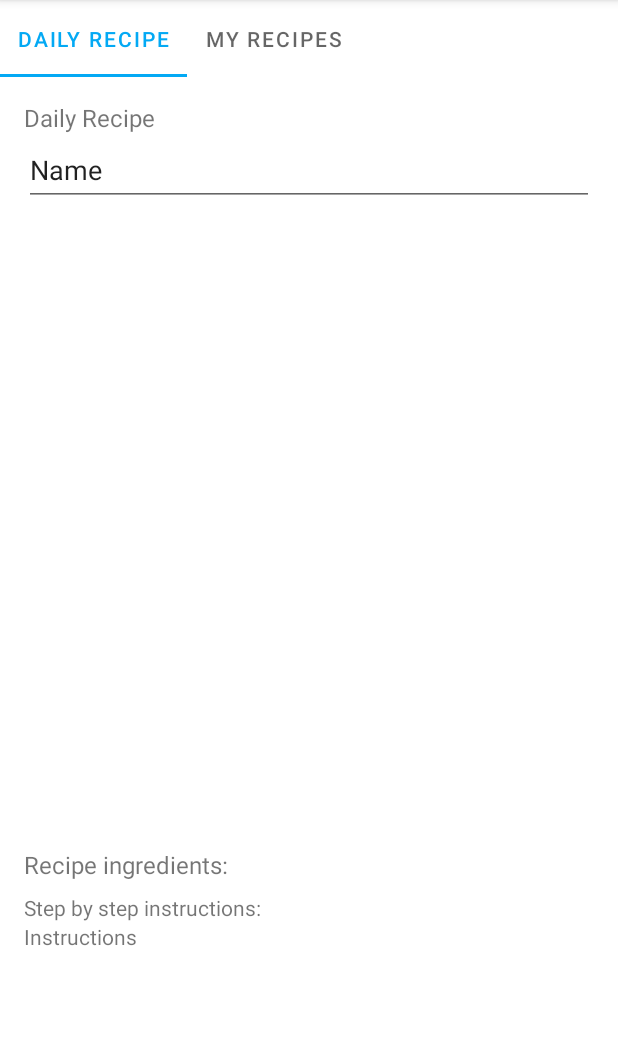
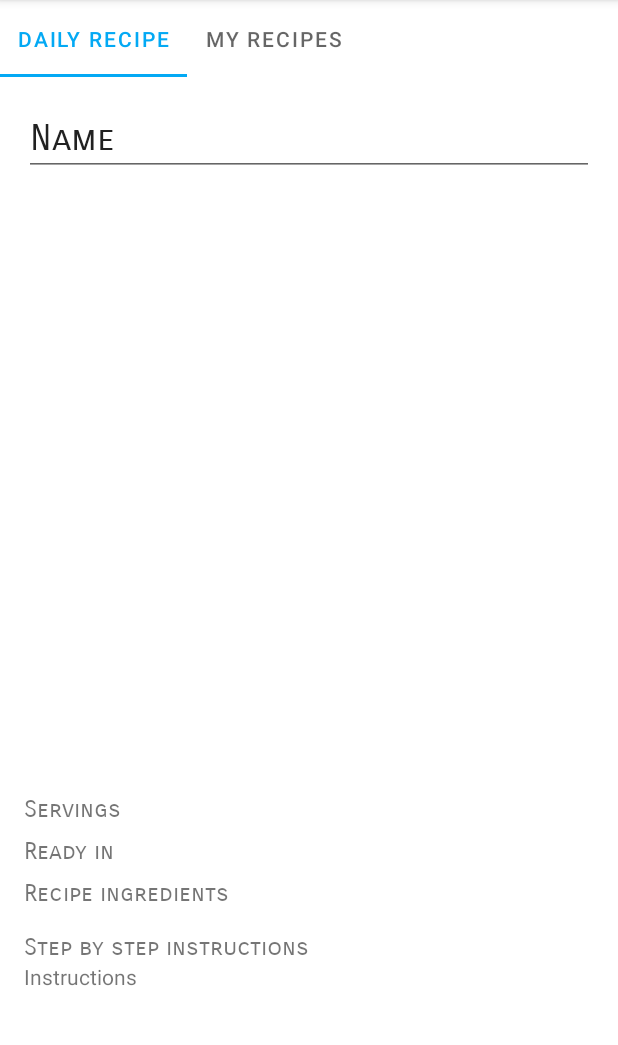
Before and after one commit to HolaSombreros/ANDProject, an Android app: the DailyRecipeFragment screen opened directly, with no data from a screen before it, on a phone screen of 412 x 824 dp, the part 84-1129 px from its top. Run offline under Robolectric (Android 15) with nearby library versions, the phone set to English and light mode, and no system bars; our stand-ins replace Firebase (no records; nobody signed in at launch, a user with empty details on screens opened directly), navigation-ui; pictures from the network do not load; 6 statements that could not run were skipped.

Commit message:
drawer improved, daily finished

```diff
--- a/Foodie/app/src/main/java/com/group2/foodie/service/DailyRecipeService.java
+++ b/Foodie/app/src/main/java/com/group2/foodie/service/DailyRecipeService.java
@@ -11,6 +11,7 @@ import com.google.firebase.database.FirebaseDatabase;
 import com.google.firebase.database.ValueEventListener;
 import com.group2.foodie.dailyrecipe.DailyRecipe;
 import com.group2.foodie.dailyrecipe.DailyRecipeResponse;
+import com.group2.foodie.dailyrecipe.ExtendedIngredient;
 import com.group2.foodie.livedata.DailyRecipeLiveData;
 import com.group2.foodie.util.DailyFormatter;
 
@@ -67,6 +68,7 @@ public class DailyRecipeService {
                         public void onResponse(Call<DailyRecipeResponse> call, Response<DailyRecipeResponse> response) {
                             if (response.isSuccessful()) {
                                 DailyRecipe otherDaily = response.body().getDailyRecipe();
+                                otherDaily.getExtendedIngredients().removeIf(ex -> ex.getOriginalName().equals(""));
                                 otherDaily.setDate(formatDate());
                                 otherDaily.setInstructions(DailyFormatter.formatIngredients(otherDaily.getInstructions()));
                                 dbRef.child("dailyrecipe").setValue(otherDaily);
--- a/Foodie/app/src/main/java/com/group2/foodie/view/fragment/DailyRecipeFragment.java
+++ b/Foodie/app/src/main/java/com/group2/foodie/view/fragment/DailyRecipeFragment.java
@@ -6,6 +6,9 @@ import androidx.annotation.NonNull;
 import androidx.annotation.Nullable;
 import androidx.fragment.app.Fragment;
 import androidx.lifecycle.ViewModelProvider;
+import androidx.recyclerview.widget.GridLayoutManager;
+import androidx.recyclerview.widget.LinearLayoutManager;
+import androidx.recyclerview.widget.RecyclerView;
 import androidx.viewpager2.widget.ViewPager2;
 
 import android.util.Log;
@@ -23,6 +26,8 @@ import com.google.android.material.tabs.TabLayoutMediator;
 import com.group2.foodie.R;
 import com.group2.foodie.adapter.ViewPagerAdapter;
 import com.group2.foodie.dailyrecipe.DailyRecipe;
+import com.group2.foodie.dailyrecipe.ExtendedIngredientsAdapter;
+import com.group2.foodie.list.ViewIngredientsAdapter;
 import com.group2.foodie.viewmodel.DailyRecipeViewModel;
 
 public class DailyRecipeFragment extends Fragment {
@@ -31,17 +36,24 @@ public class DailyRecipeFragment extends Fragment {
     private TextView instructions;
     private EditText recipeName;
     private ImageView imageView;
+    private RecyclerView ingredientsList;
+    private TextView preparationTime;
+    private TextView servings;
+    private ExtendedIngredientsAdapter ingredientsAdapter;
 
     @Override
     public View onCreateView(LayoutInflater inflater, ViewGroup container,
                              Bundle savedInstanceState) {
-        return (ViewGroup) inflater.inflate(
+        return inflater.inflate(
                 R.layout.fragment_daily_recipe, container, false);
     }
     private void initViews(View view) {
         instructions = view.findViewById(R.id.daily_instructions);
         recipeName = view.findViewById(R.id.daily_recipe_name);
         imageView = view.findViewById(R.id.daily_image);
+        ingredientsList = view.findViewById(R.id.daily_recipe_ingredients);
+        preparationTime = view.findViewById(R.id.daily_preparation_time);
+        servings = view.findViewById(R.id.daily_servings);
     }
 
     @Override
@@ -49,14 +61,17 @@ public class DailyRecipeFragment extends Fragment {
         dailyRecipeViewModel = new ViewModelProvider(getActivity()).get(DailyRecipeViewModel.class);
         dailyRecipeViewModel.init();
         initViews(view);
+        ingredientsList.hasFixedSize();
+        ingredientsList.setLayoutManager(new LinearLayoutManager(getActivity()));
         dailyRecipeViewModel.searchDailyRecipe();
         dailyRecipeViewModel.getDailyRecipe().observe(getViewLifecycleOwner(), recipe-> {
              instructions.setText(recipe.getInstructions());
                 recipeName.setText(recipe.getTitle());
-                Log.w("daily", recipe.toString());
+                ingredientsAdapter = new ExtendedIngredientsAdapter(recipe.getExtendedIngredients());
+                ingredientsList.setAdapter(ingredientsAdapter);
+                servings.setText(new StringBuilder().append("Servings ").append((recipe.getServings())));
+                preparationTime.setText(new StringBuilder().append("Ready in ").append((recipe.getReadyInMinutes())).append(" minutes"));
                 Glide.with(getActivity()).load(recipe.getImage()).into(imageView);
-
-
         });
     }
 }
--- a/Foodie/app/src/main/res/layout/fragment_daily_recipe.xml
+++ b/Foodie/app/src/main/res/layout/fragment_daily_recipe.xml
@@ -19,40 +19,34 @@
             android:layout_width="match_parent"
             android:layout_height="wrap_content">
 
-            <TextView
-                android:id="@+id/daily_recipe_name_label"
-                android:layout_width="wrap_content"
-                android:layout_height="wrap_content"
-                android:text="@string/daily_recipe"
-                android:textSize="16sp"
-                app:layout_constraintStart_toStartOf="parent"
-                app:layout_constraintTop_toTopOf="parent" />
-
             <EditText
                 android:id="@+id/daily_recipe_name"
                 android:layout_width="0dp"
                 android:layout_height="wrap_content"
-                android:editable="false"
-                android:minHeight="48dp"
+                android:fontFamily="sans-serif-smallcaps"
+                android:inputType="none"
+                android:textSize="24sp"
                 android:text="@string/daily_recipe_name"
                 app:layout_constraintEnd_toEndOf="parent"
-                app:layout_constraintStart_toStartOf="@id/daily_recipe_name_label"
-                app:layout_constraintTop_toBottomOf="@id/daily_recipe_name_label" />
+                app:layout_constraintStart_toStartOf="parent"
+                app:layout_constraintTop_toTopOf="parent" />
 
             <TextView
-                android:layout_marginTop="24dp"
-                android:textSize="16dp"
                 android:id="@+id/daily_recipe_ingredients_label"
                 android:layout_width="wrap_content"
                 android:layout_height="wrap_content"
+                android:layout_marginTop="8dp"
+                android:fontFamily="sans-serif-smallcaps"
                 android:text="@string/recipe_ingredients"
-                app:layout_constraintStart_toStartOf="@id/daily_recipe_name_label"
-                app:layout_constraintTop_toBottomOf="@+id/daily_image" />
+                android:textSize="16sp"
+                app:layout_constraintStart_toStartOf="parent"
+                app:layout_constraintTop_toBottomOf="@+id/daily_preparation_time" />
 
             <androidx.recyclerview.widget.RecyclerView
+                android:layout_marginTop="8dp"
                 android:id="@+id/daily_recipe_ingredients"
                 android:layout_width="match_parent"
-                android:layout_height="0dp"
+                android:layout_height="match_parent"
                 app:layout_constraintStart_toStartOf="@id/daily_recipe_ingredients_label"
                 app:layout_constraintTop_toBottomOf="@+id/daily_recipe_ingredients_label" />
 
@@ -68,10 +62,24 @@
                 app:layout_constraintTop_toBottomOf="@+id/daily_recipe_name" />
 
             <TextView
+                android:id="@+id/daily_preparation_time"
+                android:layout_width="wrap_content"
+                android:layout_height="wrap_content"
+                android:layout_marginTop="8dp"
+                android:fontFamily="sans-serif-smallcaps"
+                android:text="@string/ready_in"
+                android:textSize="16sp"
+                app:layout_constraintStart_toStartOf="parent"
+                app:layout_constraintTop_toBottomOf="@+id/daily_servings" />
+
+
+            <TextView
                 android:id="@+id/daily_instructions_label"
-                android:layout_width="234dp"
-                android:layout_height="19dp"
+                android:layout_width="wrap_content"
+                android:layout_height="0dp"
                 android:layout_marginTop="8dp"
+                android:textSize="16sp"
+                android:fontFamily="sans-serif-smallcaps"
                 android:text="@string/step_by_step_instructions"
                 app:layout_constraintStart_toStartOf="parent"
                 app:layout_constraintTop_toBottomOf="@+id/daily_recipe_ingredients" />
@@ -84,6 +92,17 @@
                 app:layout_constraintStart_toStartOf="parent"
                 app:layout_constraintTop_toBottomOf="@+id/daily_instructions_label" />
 
+            <TextView
+                android:id="@+id/daily_servings"
+                android:layout_width="wrap_content"
+                android:layout_height="wrap_content"
+                android:layout_marginTop="8dp"
+                android:fontFamily="sans-serif-smallcaps"
+                android:text="@string/servings"
+                android:textSize="16sp"
+                app:layout_constraintStart_toStartOf="parent"
+                app:layout_constraintTop_toBottomOf="@+id/daily_image" />
+
         </androidx.constraintlayout.widget.ConstraintLayout>
     </ScrollView>
 </androidx.coordinatorlayout.widget.CoordinatorLayout>
--- a/Foodie/app/src/main/res/layout/menu_header.xml
+++ b/Foodie/app/src/main/res/layout/menu_header.xml
@@ -13,7 +13,7 @@
         android:layout_height="wrap_content"
         android:layout_marginStart="28dp"
         android:layout_marginTop="8dp"
-        android:src="@mipmap/ic_launcher"
+        android:src="@mipmap/ic_app_launcher"
         app:layout_constraintStart_toStartOf="parent"
         app:layout_constraintTop_toTopOf="@+id/guideline6" />
 
--- a/Foodie/app/src/main/res/values/strings.xml
+++ b/Foodie/app/src/main/res/values/strings.xml
@@ -6,15 +6,15 @@
     <string name="register_now">Register</string>
     <string name="welcome_to_foodie">Welcome to Foodie</string>
     <string name="login">LOGIN</string>
-    <string name="don_t_have_account">Don\'t have an account?</string>
+    <string name="don_t_have_account">Don\'t have an account yet?</string>
     <string name="create_a_new_account">Create a new account</string>
     <string name="username">Username</string>
     <string name="forgot_password">Forgot Password?</string>
     <string name="password">Password</string>
     <string name="daily_recipe">Daily Recipe</string>
     <string name="hello_blank_fragment">Hello blank fragment</string>
-    <string name="step_by_step_instructions">Step by step instructions:</string>
-    <string name="recipe_ingredients">Recipe ingredients:</string>
+    <string name="step_by_step_instructions">Step by step instructions</string>
+    <string name="recipe_ingredients">Recipe ingredients</string>
     <string name="daily_recipe_name">Name</string>
     <string name="instructions">Instructions</string>
     <string name="title_add_recipe">Create a new recipe</string>
@@ -25,4 +25,10 @@
     <string name="sign_in">Sign in</string>
     <string name="already_have_an_account">Already have an account?</string>
     <string name="passwords_not_match">Passwords do not match</string>
+    <string name="daily_ingredient_name">Name</string>
+    <string name="daily_ingredient_amount">Amount</string>
+    <string name="daily_ingredient_unit">Unit</string>
+    <string name="ready_in">Ready in</string>
+    <string name="preparation_time">Preparation time</string>
+    <string name="servings">Servings</string>
 </resources>
```
Also changed, not shown: Foodie/app/src/main/java/com/group2/foodie/MainActivity.java (+8 -0 lines), Foodie/app/src/main/java/com/group2/foodie/dailyrecipe/ExtendedIngredientsAdapter.java (added, +53 -0 lines), Foodie/app/src/main/res/layout/daily_recipe_ingredient_item.xml (added, +16 -0 lines), Foodie/app/src/main/res/layout/fragment_login.xml (+43 -43 lines).
